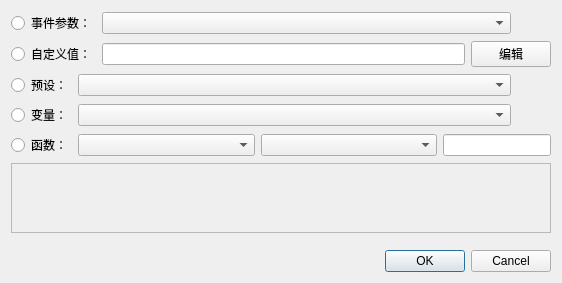
wushuangabao/Level_AI_Editor, file Dialogs/dlgeditvalue.ui: the form before one commit.
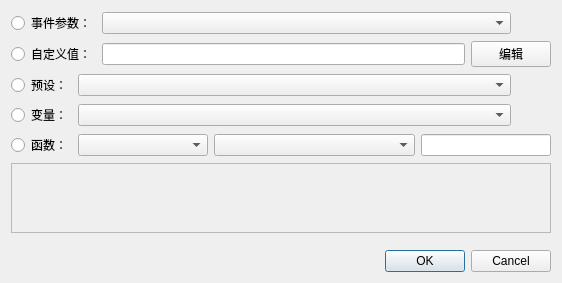
The form after the commit. Custom widgets are drawn as their Qt base class.

Patch:
```diff
--- a/Dialogs/dlgeditvalue.ui
+++ b/Dialogs/dlgeditvalue.ui
@@ -188,11 +188,17 @@
      <item>
       <widget class="MultiSelectComboBox" name="multiComboBox_Func">
        <property name="sizePolicy">
-        <sizepolicy hsizetype="Minimum" vsizetype="Fixed">
+        <sizepolicy hsizetype="Fixed" vsizetype="Fixed">
          <horstretch>0</horstretch>
          <verstretch>0</verstretch>
         </sizepolicy>
        </property>
+       <property name="minimumSize">
+        <size>
+         <width>130</width>
+         <height>0</height>
+        </size>
+       </property>
       </widget>
      </item>
      <item>
@@ -206,6 +212,12 @@
          <verstretch>0</verstretch>
         </sizepolicy>
        </property>
+       <property name="minimumSize">
+        <size>
+         <width>130</width>
+         <height>0</height>
+        </size>
+       </property>
       </widget>
      </item>
     </layout>
```
Left out of the diff: 2 changed lines with no effect on the pictures.
